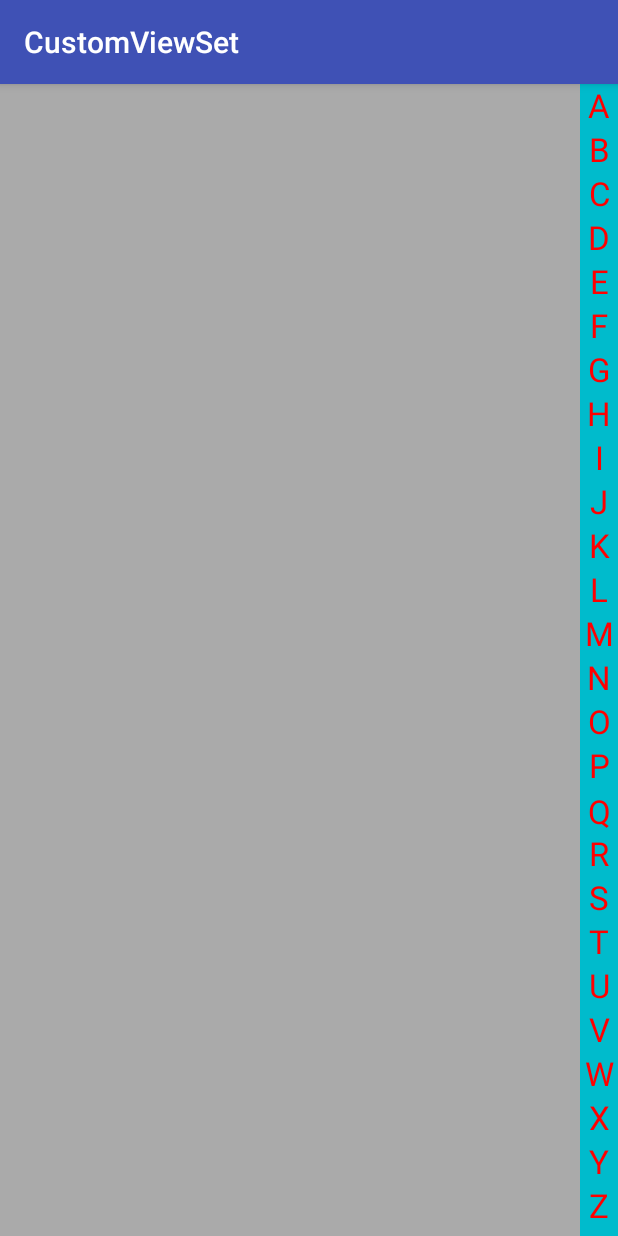
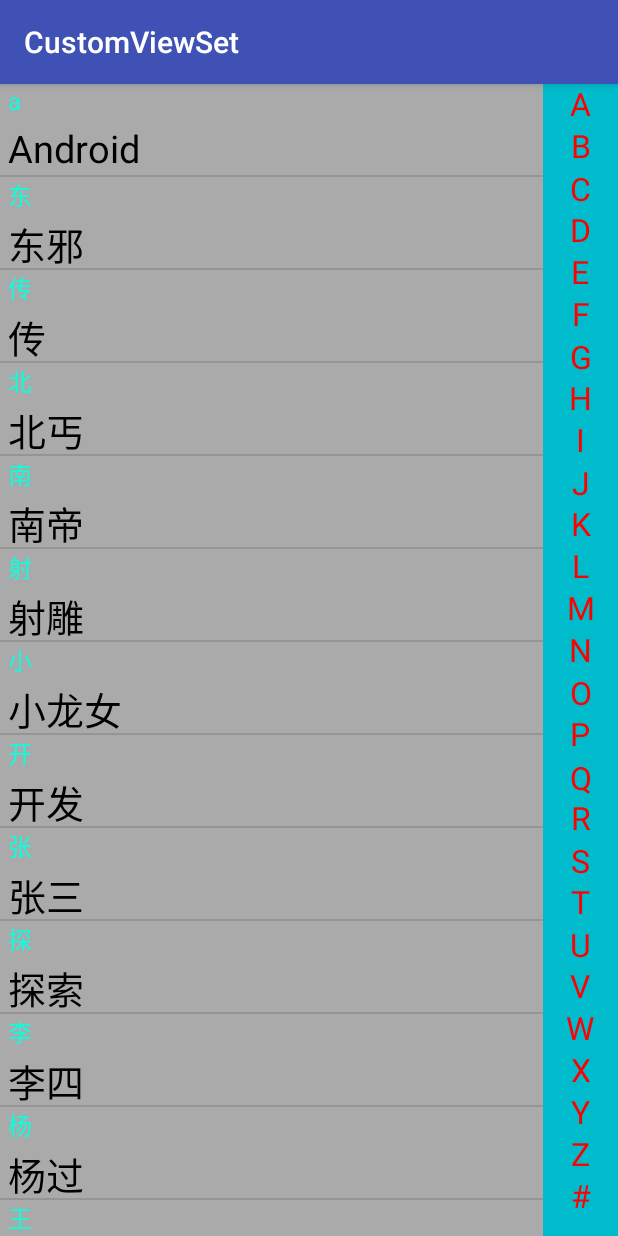
Before and after one commit to tianxiake/CustomViewSet, an Android app: the FastIndexActivity screen opened directly, with no data from a screen before it, on a phone screen of 412 x 824 dp. Run offline under Robolectric (Android 15) with nearby library versions, the phone set to English and light mode, and no system bars; libraries missing offline, so code that uses them is left out: net.sourceforge.pinyin4j; 4 statements that could not run were skipped.

Commit message:
添加FastIndexView和ListView联动

```diff
--- a/app/build.gradle
+++ b/app/build.gradle
@@ -25,4 +25,5 @@ dependencies {
     testImplementation 'junit:junit:4.12'
     androidTestImplementation 'com.android.support.test:runner:1.0.2'
     androidTestImplementation 'com.android.support.test.espresso:espresso-core:3.0.2'
+    implementation files('src/main/libs/pinyin4j-2.5.0.jar')
 }
--- a/app/src/main/java/com/snail/customviewset/FastIndexActivity.java
+++ b/app/src/main/java/com/snail/customviewset/FastIndexActivity.java
@@ -6,8 +6,14 @@ import android.support.v7.app.AppCompatActivity;
 import android.util.Log;
 import android.widget.ListView;
 
+import com.snail.customviewset.adapter.MyAdapter;
+import com.snail.customviewset.bean.Person;
 import com.snail.customviewset.util.ToastUtil;
 import com.snail.customviewset.view.FastIndexView;
+
+import java.util.ArrayList;
+import java.util.Collections;
+import java.util.List;
 
 public class FastIndexActivity extends AppCompatActivity {
 
@@ -15,6 +21,14 @@ public class FastIndexActivity extends AppCompatActivity {
     private FastIndexView indicator;
     private ListView listView;
     private Context context;
+    private String[] names = new String[]{
+            "张三", "李四", "王五",
+            "杨过", "小龙女", "郭靖",
+            "射雕", "英雄", "传",
+            "Android", "开发", "艺术", "探索",
+            "东邪", "西毒", "南帝", "北丐"
+    };
+    private MyAdapter myAdapter;
 
     @Override
     protected void onCreate(Bundle savedInstanceState) {
@@ -23,13 +37,30 @@ public class FastIndexActivity extends AppCompatActivity {
         context = this;
         indicator = findViewById(R.id.fiv_indicator);
         listView = findViewById(R.id.lv_content);
+        final List<Person> list = new ArrayList<>();
+        for (String name : names) {
+            Person person = new Person(name);
+            list.add(person);
+        }
+        Collections.sort(list);
+        myAdapter = new MyAdapter(context, list);
+        listView.setAdapter(myAdapter);
 
         indicator.setOnFastIndexSelectedListener(new FastIndexView.OnFastIndexSelectedListener() {
             @Override
             public void onSelected(int position, String letter) {
                 Log.d(LYJ_TAG, "letter:" + letter);
                 ToastUtil.showToast(context, letter);
+                char c = letter.toLowerCase().charAt(0);
+                for (int i = 0; i < list.size(); i++) {
+                    if (list.get(i).getPinyin().toLowerCase().charAt(0) == c) {
+                        listView.setSelection(i);
+                        break;
+                    }
+                }
             }
         });
     }
+
+
 }
--- /dev/null
+++ b/app/src/main/java/com/snail/customviewset/adapter/MyAdapter.java
@@ -0,0 +1,74 @@
+package com.snail.customviewset.adapter;
+
+import android.content.Context;
+import android.view.LayoutInflater;
+import android.view.View;
+import android.view.ViewGroup;
+import android.widget.BaseAdapter;
+import android.widget.TextView;
+
+import com.snail.customviewset.R;
+import com.snail.customviewset.bean.Person;
+
+import java.util.Collections;
+import java.util.List;
+import java.util.zip.Inflater;
+
+public class MyAdapter extends BaseAdapter {
+
+    private Context context;
+    private List<Person> personList;
+
+    public MyAdapter(Context context, List<Person> personList) {
+        this.context = context;
+        this.personList = personList;
+    }
+
+    @Override
+    public int getCount() {
+        return personList.size();
+    }
+
+    @Override
+    public Person getItem(int position) {
+        return personList.get(position);
+    }
+
+    @Override
+    public long getItemId(int position) {
+        return position;
+    }
+
+    private char lastChar;
+
+    @Override
+    public View getView(int position, View convertView, ViewGroup parent) {
+        if (convertView == null) {
+            convertView = LayoutInflater.from(context).inflate(R.layout.listview_item_layout, null);
+            ViewHolder viewHolder = new ViewHolder();
+            viewHolder.indicator = convertView.findViewById(R.id.tv_indicator);
+            viewHolder.content = convertView.findViewById(R.id.tv_content);
+            convertView.setTag(viewHolder);
+        }
+
+        ViewHolder viewHolder = (ViewHolder) convertView.getTag();
+        Person person = personList.get(position);
+        String pinyin = person.getPinyin();
+
+        char currentChar = pinyin.toLowerCase().charAt(0);
+        if (currentChar != lastChar) {
+            viewHolder.indicator.setVisibility(View.VISIBLE);
+            viewHolder.indicator.setText(currentChar + "");
+            lastChar = currentChar;
+        } else {
+            viewHolder.indicator.setVisibility(View.GONE);
+        }
+        viewHolder.content.setText(person.getName());
+        return convertView;
+    }
+
+    private class ViewHolder {
+        public TextView indicator;
+        public TextView content;
+    }
+}
--- a/app/src/main/java/com/snail/customviewset/bean/Person.java
+++ b/app/src/main/java/com/snail/customviewset/bean/Person.java
@@ -1,4 +1,6 @@
 package com.snail.customviewset.bean;
+
+import com.snail.customviewset.util.PinyinUtil;
 
 /**
  * @author yongjie on 2018/6/26.
@@ -10,6 +12,7 @@ public class Person implements Comparable<Person> {
 
     public Person(String name) {
         this.name = name;
+        this.pinyin = PinyinUtil.getPinYin(name);
     }
 
     @Override
--- a/app/src/main/java/com/snail/customviewset/event/MyTextView.java
+++ b/app/src/main/java/com/snail/customviewset/event/MyTextView.java
@@ -6,6 +6,7 @@ import android.support.v7.widget.AppCompatTextView;
 import android.util.AttributeSet;
 import android.util.Log;
 import android.view.MotionEvent;
+import android.widget.TextView;
 
 /**
  * @author yongjie on 2018/6/19.
@@ -35,10 +36,7 @@ public class MyTextView extends AppCompatTextView {
     @Override
     public boolean onTouchEvent(MotionEvent event) {
         Log.d(LYJ_TAG, "onTouchEvent. Action=" + event.getAction());
-        if (event.getAction() == MotionEvent.ACTION_DOWN) {
-            return true;
-        }
-        return super.onTouchEvent(event);
+        return true;
     }
 
 }
--- a/app/src/main/java/com/snail/customviewset/util/PinyinUtil.java
+++ b/app/src/main/java/com/snail/customviewset/util/PinyinUtil.java
@@ -1,7 +1,37 @@
 package com.snail.customviewset.util;
+
+import android.support.annotation.NonNull;
+
+import net.sourceforge.pinyin4j.PinyinHelper;
+import net.sourceforge.pinyin4j.format.HanyuPinyinCaseType;
+import net.sourceforge.pinyin4j.format.HanyuPinyinOutputFormat;
+import net.sourceforge.pinyin4j.format.HanyuPinyinToneType;
+import net.sourceforge.pinyin4j.format.exception.BadHanyuPinyinOutputFormatCombination;
 
 /**
  * @author yongjie on 2018/6/26.
  */
 public class PinyinUtil {
+
+    @NonNull
+    public static String getPinYin(@NonNull String ch) {
+        char[] chars = ch.toCharArray();
+        HanyuPinyinOutputFormat format = new HanyuPinyinOutputFormat();
+        format.setToneType(HanyuPinyinToneType.WITHOUT_TONE);
+        format.setCaseType(HanyuPinyinCaseType.LOWERCASE);
+        StringBuilder builder = new StringBuilder();
+        try {
+            for (int i = 0; i < chars.length; i++) {
+                String[] strings = PinyinHelper.toHanyuPinyinStringArray(chars[i], format);
+                if (strings == null) {
+                    builder.append(chars[i]);
+                } else {
+                    builder.append(strings[0]);
+                }
+            }
+        } catch (BadHanyuPinyinOutputFormatCombination badHanyuPinyinOutputFormatCombination) {
+            badHanyuPinyinOutputFormatCombination.printStackTrace();
+        }
+        return builder.toString();
+    }
 }
--- a/app/src/main/res/layout/activity_fast_index.xml
+++ b/app/src/main/res/layout/activity_fast_index.xml
@@ -12,7 +12,7 @@
     <com.snail.customviewset.view.FastIndexView
         android:id="@+id/fiv_indicator"
         android:background="#00bbcc"
-        android:layout_width="25dp"
+        android:layout_width="50dp"
         android:layout_height="match_parent"
         android:layout_alignParentRight="true" />
 </RelativeLayout>
--- a/app/src/main/res/layout/activity_scroll_test.xml
+++ b/app/src/main/res/layout/activity_scroll_test.xml
@@ -1,5 +1,5 @@
 <?xml version="1.0" encoding="utf-8"?>
-<com.snail.customviewset.event.MyLinerLayout xmlns:android="http://schemas.android.com/apk/res/android"
+<com.snail.customviewset.event.MyTouchEventLinerLayout xmlns:android="http://schemas.android.com/apk/res/android"
     xmlns:app="http://schemas.android.com/apk/res-auto"
     xmlns:tools="http://schemas.android.com/tools"
     android:layout_width="match_parent"
@@ -8,6 +8,7 @@
     tools:context=".TouchEventTestActivity">
 
     <com.snail.customviewset.event.MyTextView
+        android:id="@+id/mtv_test"
         android:layout_width="match_parent"
         android:layout_height="100dp"
         android:layout_gravity="center"
@@ -16,4 +17,4 @@
         android:text="我是一个TextView"
         android:textSize="20sp" />
 
-</com.snail.customviewset.event.MyLinerLayout>
+</com.snail.customviewset.event.MyTouchEventLinerLayout>
--- /dev/null
+++ b/app/src/main/res/layout/listview_item_layout.xml
@@ -0,0 +1,27 @@
+<?xml version="1.0" encoding="utf-8"?>
+<LinearLayout xmlns:android="http://schemas.android.com/apk/res/android"
+    android:layout_width="match_parent"
+    android:layout_height="80dp"
+    android:orientation="vertical">
+
+    <TextView
+        android:id="@+id/tv_indicator"
+        android:layout_width="match_parent"
+        android:layout_height="25dp"
+        android:background="#aaaaaa"
+        android:paddingLeft="5dp"
+        android:text="y"
+        android:textColor="#0efedd"
+        android:textSize="16sp" />
+
+    <TextView
+        android:id="@+id/tv_content"
+        android:layout_width="match_parent"
+        android:layout_height="35dp"
+        android:gravity="center_vertical"
+        android:paddingLeft="5dp"
+        android:text="Amanda"
+        android:textColor="@android:color/black"
+        android:textSize="25sp" />
+
+</LinearLayout>
--- a/app/src/main/res/values/colors.xml
+++ b/app/src/main/res/values/colors.xml
@@ -3,4 +3,5 @@
     <color name="colorPrimary">#3F51B5</color>
     <color name="colorPrimaryDark">#303F9F</color>
     <color name="colorAccent">#FF4081</color>
+    <drawable name="dddd">@drawable/drawable_four</drawable>
 </resources>
--- a/app/src/main/res/values/strings.xml
+++ b/app/src/main/res/values/strings.xml
@@ -1,3 +1,4 @@
+<?xml version="1.0" encoding="utf-8"?>
 <resources>
     <string name="app_name">CustomViewSet</string>
 </resources>
--- a/app/src/main/res/values/styles.xml
+++ b/app/src/main/res/values/styles.xml
@@ -1,3 +1,4 @@
+<?xml version="1.0" encoding="utf-8"?>
 <resources>
 
     <!-- Base application theme. -->
```
Also changed, not shown: app/src/main/java/com/snail/customviewset/JavaTest.java (added, +29 -0 lines), app/src/main/java/com/snail/customviewset/TouchEventTestActivity.java (+56 -1 lines), app/src/main/java/com/snail/customviewset/event/MyTouchEventLinerLayout.java (renamed from app/src/main/java/com/snail/customviewset/event/MyLinerLayout.java, +7 -5 lines), app/src/main/java/com/snail/customviewset/view/FastIndexView.java (+25 -15 lines), app/src/main/res/drawable/drawable_one.jpg (deleted).
